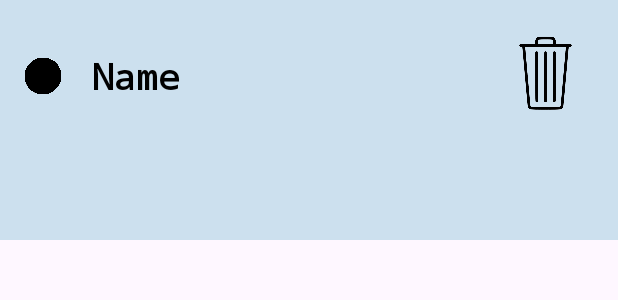
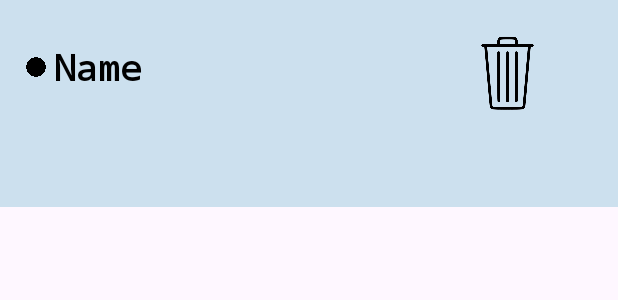
Before and after one commit to SokuSan/HomeHub, an Android app: the layout recyclerview_shopping.xml on its own in the app's theme, with its tools: preview values and no code run, on a phone screen of 412 x 824 dp. Shown: the top 300 px of the screen. Run offline under Robolectric (Android 15) with nearby library versions, the light colour scheme and no system bars.

Commit message:
Pequeño ajuste en una imagen

```diff
--- a/app/src/main/res/layout/recyclerview_chores.xml
+++ b/app/src/main/res/layout/recyclerview_chores.xml
@@ -17,8 +17,8 @@
 
     <ImageView
         android:id="@+id/recyclerVChImgCircle"
-        android:layout_width="25dp"
-        android:layout_height="25dp"
+        android:layout_width="16dp"
+        android:layout_height="13dp"
         android:layout_marginStart="16dp"
         android:layout_marginTop="38dp"
         android:importantForAccessibility="no"
--- a/app/src/main/res/layout/recyclerview_shopping.xml
+++ b/app/src/main/res/layout/recyclerview_shopping.xml
@@ -3,7 +3,7 @@
     xmlns:app="http://schemas.android.com/apk/res-auto"
     xmlns:tools="http://schemas.android.com/tools"
     android:layout_width="match_parent"
-    android:layout_height="160dp"
+    android:layout_height="wrap_content"
     android:background="#CCE0EE">
 
     <androidx.cardview.widget.CardView
@@ -17,8 +17,8 @@
 
     <ImageView
         android:id="@+id/recyclerVShImgCircle"
-        android:layout_width="25dp"
-        android:layout_height="25dp"
+        android:layout_width="16dp"
+        android:layout_height="13dp"
         android:layout_marginStart="16dp"
         android:layout_marginTop="38dp"
         app:layout_constraintStart_toStartOf="parent"
@@ -30,8 +30,8 @@
         android:id="@+id/recyclerVShTvName"
         android:layout_width="254dp"
         android:layout_height="110dp"
-        android:layout_marginStart="20dp"
-        android:layout_marginTop="34dp"
+        android:layout_marginStart="4dp"
+        android:layout_marginTop="28dp"
         android:fontFamily="monospace"
         android:text="@string/name"
         android:textColor="#000000"
```
